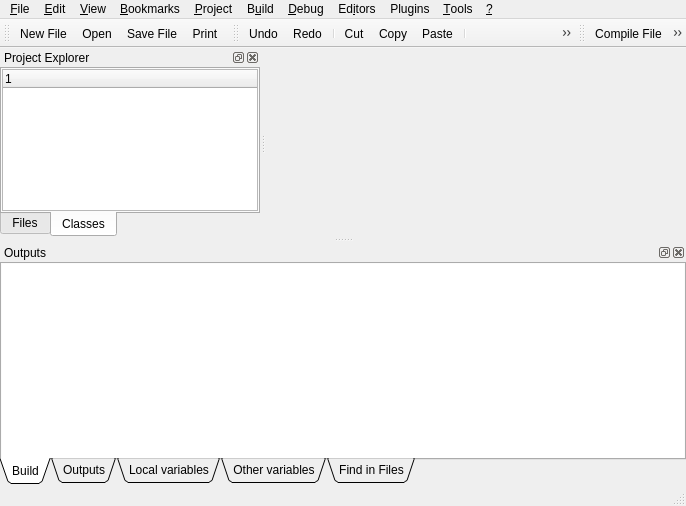
The window that ui/main.ui (google-code-export/qdevelop) describes before a commit, drawn with Qt 5.
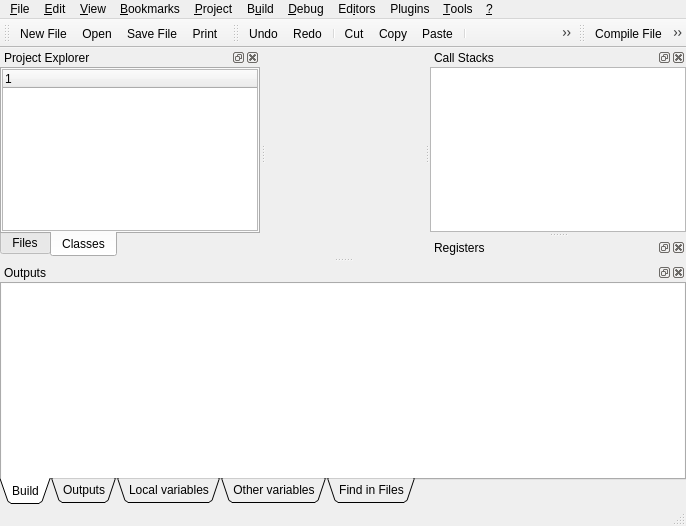
The same window after the commit. The open tabs and pages were chosen to show the change. Icons and pictures are not drawn. Custom widgets are drawn as their Qt base class.

Commit message: - Add two new docks:   - Calls stacks. As before but docked   - Registers: Show and permit to modify all registers.

```diff
--- a/ui/main.ui
+++ b/ui/main.ui
@@ -6,13 +6,11 @@
     <x>0</x>
     <y>0</y>
     <width>686</width>
-    <height>506</height>
+    <height>526</height>
    </rect>
   </property>
   <property name="sizePolicy" >
-   <sizepolicy>
-    <hsizetype>3</hsizetype>
-    <vsizetype>3</vsizetype>
+   <sizepolicy vsizetype="MinimumExpanding" hsizetype="MinimumExpanding" >
     <horstretch>0</horstretch>
     <verstretch>0</verstretch>
    </sizepolicy>
@@ -23,16 +21,7 @@
   <property name="windowIcon" >
    <iconset resource="../resources/resources.qrc" >:/divers/images/logo.png</iconset>
   </property>
-  <widget class="QWidget" name="centralwidget" >
-   <layout class="QGridLayout" >
-    <property name="margin" >
-     <number>9</number>
-    </property>
-    <property name="spacing" >
-     <number>6</number>
-    </property>
-   </layout>
-  </widget>
+  <widget class="QWidget" name="centralwidget" />
   <widget class="QMenuBar" name="menubar" >
    <property name="geometry" >
     <rect>
@@ -237,9 +226,7 @@
   <widget class="QStatusBar" name="statusbar" />
   <widget class="QDockWidget" name="dockOutputs" >
    <property name="sizePolicy" >
-    <sizepolicy>
-     <hsizetype>5</hsizetype>
-     <vsizetype>5</vsizetype>
+    <sizepolicy vsizetype="Preferred" hsizetype="Preferred" >
      <horstretch>0</horstretch>
      <verstretch>0</verstretch>
     </sizepolicy>
@@ -255,18 +242,28 @@
    </attribute>
    <widget class="QWidget" name="dockWidgetBuild" >
     <layout class="QGridLayout" >
-     <property name="margin" >
+     <property name="leftMargin" >
       <number>0</number>
      </property>
-     <property name="spacing" >
+     <property name="topMargin" >
+      <number>0</number>
+     </property>
+     <property name="rightMargin" >
+      <number>0</number>
+     </property>
+     <property name="bottomMargin" >
+      <number>0</number>
+     </property>
+     <property name="horizontalSpacing" >
+      <number>0</number>
+     </property>
+     <property name="verticalSpacing" >
       <number>0</number>
      </property>
      <item row="0" column="0" >
       <widget class="QTabWidget" name="tabOutputs" >
        <property name="sizePolicy" >
-        <sizepolicy>
-         <hsizetype>5</hsizetype>
-         <vsizetype>5</vsizetype>
+        <sizepolicy vsizetype="Preferred" hsizetype="Preferred" >
          <horstretch>0</horstretch>
          <verstretch>0</verstretch>
         </sizepolicy>
@@ -288,15 +285,25 @@
          <property name="margin" >
           <number>0</number>
          </property>
-         <property name="spacing" >
+         <property name="topMargin" >
+          <number>0</number>
+         </property>
+         <property name="rightMargin" >
+          <number>0</number>
+         </property>
+         <property name="bottomMargin" >
+          <number>0</number>
+         </property>
+         <property name="horizontalSpacing" >
+          <number>0</number>
+         </property>
+         <property name="verticalSpacing" >
           <number>0</number>
          </property>
          <item row="0" column="0" >
           <widget class="LogBuild" name="logBuild" >
            <property name="sizePolicy" >
-            <sizepolicy>
-             <hsizetype>5</hsizetype>
-             <vsizetype>5</vsizetype>
+            <sizepolicy vsizetype="Preferred" hsizetype="Preferred" >
              <horstretch>0</horstretch>
              <verstretch>0</verstretch>
             </sizepolicy>
@@ -560,9 +567,7 @@
   </widget>
   <widget class="QDockWidget" name="dockExplorer" >
    <property name="sizePolicy" >
-    <sizepolicy>
-     <hsizetype>5</hsizetype>
-     <vsizetype>5</vsizetype>
+    <sizepolicy vsizetype="Preferred" hsizetype="Preferred" >
      <horstretch>0</horstretch>
      <verstretch>0</verstretch>
     </sizepolicy>
@@ -584,9 +589,7 @@
    </attribute>
    <widget class="QWidget" name="dockWidgetContents" >
     <property name="sizePolicy" >
-     <sizepolicy>
-      <hsizetype>5</hsizetype>
-      <vsizetype>5</vsizetype>
+     <sizepolicy vsizetype="Preferred" hsizetype="Preferred" >
       <horstretch>0</horstretch>
       <verstretch>0</verstretch>
      </sizepolicy>
@@ -601,7 +604,19 @@
      <property name="margin" >
       <number>0</number>
      </property>
-     <property name="spacing" >
+     <property name="topMargin" >
+      <number>0</number>
+     </property>
+     <property name="rightMargin" >
+      <number>0</number>
+     </property>
+     <property name="bottomMargin" >
+      <number>0</number>
+     </property>
+     <property name="horizontalSpacing" >
+      <number>0</number>
+     </property>
+     <property name="verticalSpacing" >
       <number>0</number>
      </property>
      <item row="0" column="0" >
@@ -654,11 +669,29 @@
          <property name="margin" >
           <number>0</number>
          </property>
-         <property name="spacing" >
+         <property name="topMargin" >
+          <number>0</number>
+         </property>
+         <property name="rightMargin" >
+          <number>0</number>
+         </property>
+         <property name="bottomMargin" >
+          <number>0</number>
+         </property>
+         <property name="horizontalSpacing" >
+          <number>0</number>
+         </property>
+         <property name="verticalSpacing" >
           <number>0</number>
          </property>
          <item row="0" column="0" >
-          <widget class="TreeClasses" name="treeClasses" />
+          <widget class="TreeClasses" name="treeClasses" >
+           <column>
+            <property name="text" >
+             <string>1</string>
+            </property>
+           </column>
+          </widget>
          </item>
         </layout>
        </widget>
@@ -738,6 +771,93 @@
    <addaction name="actionStepInto" />
    <addaction name="actionStepOut" />
   </widget>
+  <widget class="QDockWidget" name="dockCallsStack" >
+   <property name="windowTitle" >
+    <string>Call Stacks</string>
+   </property>
+   <attribute name="dockWidgetArea" >
+    <number>2</number>
+   </attribute>
+   <widget class="QWidget" name="dockWidgetContents_2" >
+    <layout class="QGridLayout" >
+     <property name="leftMargin" >
+      <number>0</number>
+     </property>
+     <property name="topMargin" >
+      <number>0</number>
+     </property>
+     <property name="rightMargin" >
+      <number>0</number>
+     </property>
+     <property name="bottomMargin" >
+      <number>0</number>
+     </property>
+     <property name="horizontalSpacing" >
+      <number>0</number>
+     </property>
+     <property name="verticalSpacing" >
+      <number>0</number>
+     </property>
+     <item row="0" column="0" >
+      <widget class="QListWidget" name="callStacks" />
+     </item>
+    </layout>
+   </widget>
+  </widget>
+  <widget class="QDockWidget" name="dockRegisters" >
+   <property name="windowTitle" >
+    <string>Registers</string>
+   </property>
+   <attribute name="dockWidgetArea" >
+    <number>2</number>
+   </attribute>
+   <widget class="QWidget" name="dockWidgetContents_3" >
+    <layout class="QGridLayout" >
+     <property name="leftMargin" >
+      <number>0</number>
+     </property>
+     <property name="topMargin" >
+      <number>0</number>
+     </property>
+     <property name="rightMargin" >
+      <number>0</number>
+     </property>
+     <property name="bottomMargin" >
+      <number>0</number>
+     </property>
+     <property name="horizontalSpacing" >
+      <number>0</number>
+     </property>
+     <property name="verticalSpacing" >
+      <number>0</number>
+     </property>
+     <item row="0" column="0" >
+      <widget class="QWidget" native="1" name="registersWidget" >
+       <layout class="QGridLayout" >
+        <property name="leftMargin" >
+         <number>0</number>
+        </property>
+        <property name="topMargin" >
+         <number>0</number>
+        </property>
+        <property name="rightMargin" >
+         <number>0</number>
+        </property>
+        <property name="bottomMargin" >
+         <number>0</number>
+        </property>
+        <property name="horizontalSpacing" >
+         <number>0</number>
+        </property>
+        <item row="0" column="0" >
+         <widget class="RegistersImpl" native="1" name="registersImpl" />
+        </item>
+       </layout>
+      </widget>
+     </item>
+    </layout>
+   </widget>
+  </widget>
   <action name="actionNewProject" >
    <property name="icon" >
     <iconset resource="../resources/resources.qrc" >:/toolbar/images/filenew.png</iconset>
@@ -1515,6 +1635,12 @@
    <header>treeproject.h</header>
    <container>1</container>
   </customwidget>
+  <customwidget>
+   <class>RegistersImpl</class>
+   <extends>QWidget</extends>
+   <header>registersimpl.h</header>
+   <container>1</container>
+  </customwidget>
  </customwidgets>
  <resources>
   <include location="../resources/resources.qrc" />
```
Left out of the diff: 143 changed lines with no effect on the pictures. The commit also changes 8 other files.
